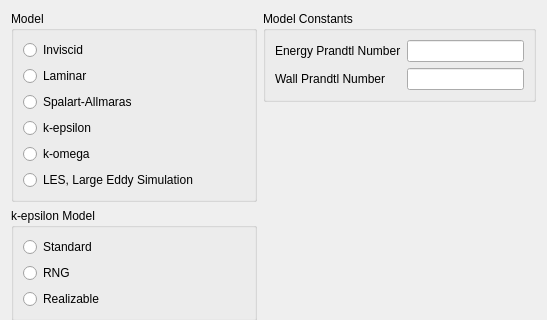
Qt form view/setup/models/turbulence_dialog.ui (nextfoam/baram) before a commit; both pictures show x 0 to 547 and y 0 to 320 of the 547 by 526 pixel window.
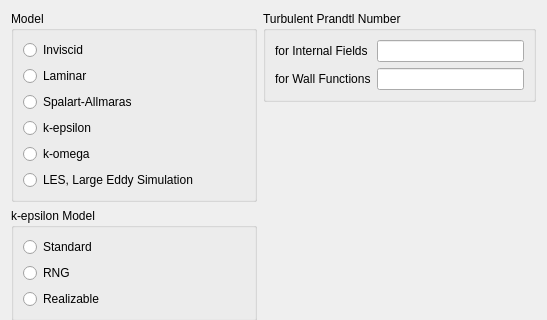
The same form after that commit.

Commit message: Issue #112, To make the names clearer

What changed in the file:
```diff
--- a/view/setup/models/turbulence_dialog.ui
+++ b/view/setup/models/turbulence_dialog.ui
@@ -275,13 +275,13 @@
          <item>
           <widget class="QGroupBox" name="groupBox_3">
            <property name="title">
-            <string>Model Constants</string>
+            <string>Turbulent Prandtl Number</string>
            </property>
            <layout class="QFormLayout" name="formLayout">
             <item row="0" column="0">
              <widget class="QLabel" name="label">
               <property name="text">
-               <string>Energy Prandtl Number</string>
+               <string>for Internal Fields</string>
               </property>
              </widget>
             </item>
@@ -291,7 +291,7 @@
             <item row="1" column="0">
              <widget class="QLabel" name="label_2">
               <property name="text">
-               <string>Wall Prandtl Number</string>
+               <string>for Wall Functions</string>
               </property>
              </widget>
             </item>
```
Left out of the diff: 4 changed lines with no effect on the pictures.
